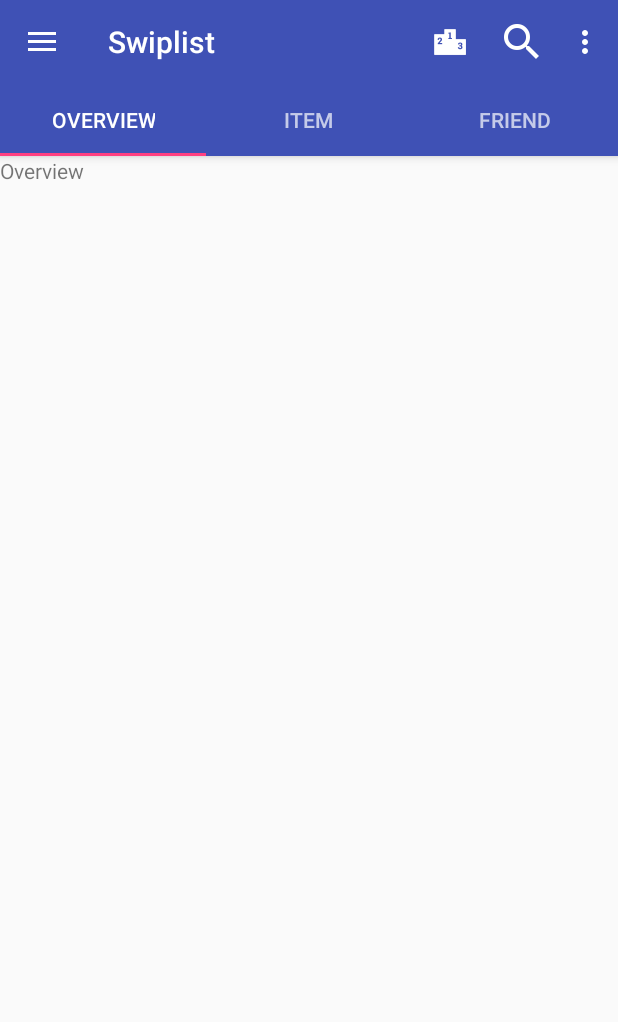
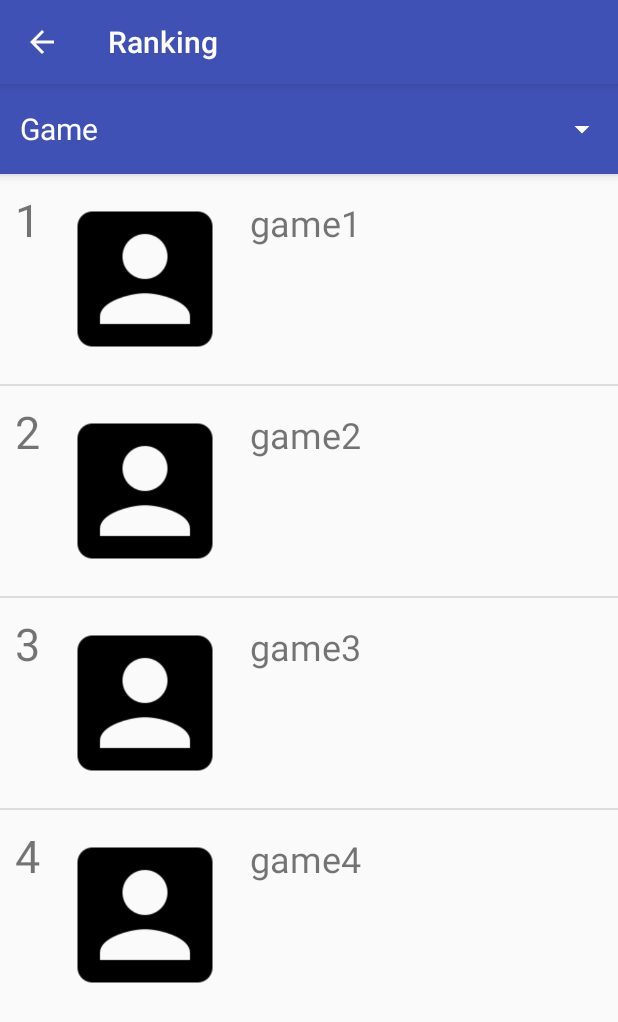
Before and after one commit to Swiplist/Swiplist-Android, an Android app: the MainActivity screen opened directly, with no data from a screen before it, after a tap on "Ranking", on a phone screen of 412 x 824 dp. Shown: the top 1022 px of the screen. Run offline under Robolectric (Android 15) with nearby library versions, the phone set to English and light mode, and no system bars; libraries missing offline, so code that uses them is left out: com.github.kittinunf.fuel, com.github.kittinunf.result; 2 statements that could not run were skipped.

Commit message:
Add user and item list view for general use

```diff
--- a/base/src/main/res/values/strings.xml
+++ b/base/src/main/res/values/strings.xml
@@ -6,4 +6,5 @@
     <string name="title_activity_view_friend">Friend</string>
     <string name="title_activity_profile">Profile</string>
     <string name="title_activity_import_data">Import Data</string>
+    <string name="title_activity_ranking">Ranking</string>
 </resources>
--- a/feature/src/main/java/com/energy0124/swiplist/feature/MainActivity.kt
+++ b/feature/src/main/java/com/energy0124/swiplist/feature/MainActivity.kt
@@ -11,7 +11,6 @@ import android.support.v7.app.AppCompatActivity
 import android.util.Log
 import android.view.Menu
 import android.view.MenuItem
-import android.view.View
 import android.widget.ImageButton
 import android.widget.TextView
 import android.widget.Toast
@@ -21,14 +20,12 @@ import com.github.kittinunf.result.Result
 import kotlinx.android.synthetic.main.activity_main.*
 import kotlinx.android.synthetic.main.app_bar_main.*
 import kotlinx.android.synthetic.main.content_main.*
-import kotlinx.android.synthetic.main.nav_header_main.*
 import org.json.JSONArray
 import org.json.JSONObject
-import org.json.JSONString
 
 class MainActivity : AppCompatActivity(), NavigationView.OnNavigationItemSelectedListener {
 
-    //    private lateinit var mSectionsPageAdapter: SectionsPageAdaptor
+    //    private lateinit var mSectionsPageAdapter: SectionsPageAdapter
     private lateinit var mViewPager: ViewPager
     private var userMap = mapOf<String, Any?>()
 
@@ -56,11 +53,12 @@ class MainActivity : AppCompatActivity(), NavigationView.OnNavigationItemSelecte
         navHeaderProfileButton.setOnClickListener {
             val intent = Intent(this, ProfileActivity::class.java)
             startActivity(intent)
+            drawer_layout.closeDrawers()
         }
     }
 
     private fun setupViewPager(viewPager: ViewPager) {
-        val adapter = SectionsPageAdaptor(supportFragmentManager)
+        val adapter = SectionsPageAdapter(supportFragmentManager)
         adapter.addFragment(OverviewFragment(), getString(R.string.tab_overview))
         adapter.addFragment(ViewItemFragment(), getString(R.string.tab_view_items))
         adapter.addFragment(ViewFriendFragment(), getString(R.string.tab_view_friends))
@@ -156,6 +154,8 @@ class MainActivity : AppCompatActivity(), NavigationView.OnNavigationItemSelecte
             }
             R.id.action_ranking -> {
                 Toast.makeText(applicationContext, "Ranking", Toast.LENGTH_SHORT).show()
+                val intent = Intent(this, RankingActivity::class.java)
+                startActivity(intent)
                 return true
             }
             R.id.action_search -> {
--- a/feature/src/main/java/com/energy0124/swiplist/feature/ProfileActivity.kt
+++ b/feature/src/main/java/com/energy0124/swiplist/feature/ProfileActivity.kt
@@ -89,7 +89,7 @@ class ProfileActivity : AppCompatActivity() {
         override fun getItem(position: Int): Fragment {
             return when (position) {
                 0 -> ProfileFragment()
-                1 -> ViewItemFragment() // temp, need to make another fragment
+                1 -> ProfileViewItemFragment() // temp, need to make another fragment
                 2 -> ProfileViewFriendFragment()   // temp, need to make another fragment
                 else -> ProfileFragment()
             }
--- /dev/null
+++ b/feature/src/main/java/com/energy0124/swiplist/feature/RankingActivity.kt
@@ -0,0 +1,67 @@
+package com.energy0124.swiplist.feature
+
+import android.os.Bundle
+import android.support.v7.app.AppCompatActivity
+import android.util.Log
+import android.view.MenuItem
+import android.view.View
+import android.widget.AdapterView
+import android.widget.ArrayAdapter
+import android.widget.ListView
+import kotlinx.android.synthetic.main.activity_ranking.*
+
+class RankingActivity : AppCompatActivity(), AdapterView.OnItemSelectedListener {
+
+    private val categories = arrayOf("Game", "Anime", "Manga")
+    private var list: ListView? = null
+
+    override fun onCreate(savedInstanceState: Bundle?) {
+        super.onCreate(savedInstanceState)
+        setContentView(R.layout.activity_ranking)
+
+        list = ranking_listview
+
+        val spinner = item_filter_spinner
+        val spinnerAdaptor = ArrayAdapter<String>(this, R.layout.spinner_item, categories)
+        spinnerAdaptor.setDropDownViewResource(android.R.layout.simple_spinner_dropdown_item)
+        spinner.adapter = spinnerAdaptor
+        spinner.onItemSelectedListener = this
+
+        supportActionBar?.setDisplayHomeAsUpEnabled(true)
+    }
+
+    override fun onOptionsItemSelected(item: MenuItem): Boolean {
+        when (item.itemId) {
+            android.R.id.home -> {
+                onBackPressed()
+                return true
+            }
+            else -> return super.onOptionsItemSelected(item)
+        }
+    }
+
+    override fun onItemSelected(parent: AdapterView<*>?, view: View?, position: Int, id: Long) {
+        // TODO: change implementation of feeding data to listview, handle large data set
+        when (position) {
+            0 -> {
+                Log.d("item", "game")
+                val adapter = ViewItemAdapter(this, arrayListOf("game1", "game2", "game3", "game4"))
+                list?.adapter = adapter
+            }
+            1 -> {
+                Log.d("item", "anime")
+                val adapter = ViewItemAdapter(this, arrayListOf("anime1", "anime2", "anime3", "anime4"))
+                list?.adapter = adapter
+            }
+            2 -> {
+                Log.d("item", "manga")
+                val adapter = ViewItemAdapter(this, arrayListOf("manga1", "manga2", "manga3", "manga4"))
+                list?.adapter = adapter
+            }
+        }
+    }
+
+    override fun onNothingSelected(parent: AdapterView<*>?) {
+        Log.d("item", "nothing selected")
+    }
+}
--- a/feature/src/main/java/com/energy0124/swiplist/feature/SectionsPageAdaptor.kt
+++ b/feature/src/main/java/com/energy0124/swiplist/feature/SectionsPageAdapter.kt
@@ -4,7 +4,7 @@ import android.support.v4.app.Fragment
 import android.support.v4.app.FragmentManager
 import android.support.v4.app.FragmentStatePagerAdapter
 
-class SectionsPageAdaptor(fragmentManager: FragmentManager): FragmentStatePagerAdapter(fragmentManager) {
+class SectionsPageAdapter(fragmentManager: FragmentManager): FragmentStatePagerAdapter(fragmentManager) {
 
     private val mFragmentList = ArrayList<Fragment>()
     private val mFragmentTitleList = ArrayList<String>()
--- /dev/null
+++ b/feature/src/main/java/com/energy0124/swiplist/feature/ViewItemAdapter.kt
@@ -0,0 +1,47 @@
+package com.energy0124.swiplist.feature
+
+import android.content.Context
+import android.view.LayoutInflater
+import android.view.View
+import android.view.ViewGroup
+import android.widget.BaseAdapter
+import android.widget.TextView
+import android.widget.Toast
+
+class ViewItemAdapter(context: Context, data: ArrayList<String>) : BaseAdapter(){
+    private val mContext = context
+    private val itemList = data
+    private val inflater = LayoutInflater.from(mContext)
+
+    override fun getCount(): Int {
+        return itemList.count()
+    }
+
+    override fun getItem(position: Int): Any {
+        return itemList[position]
+    }
+
+    override fun getItemId(position: Int): Long {
+        return 0
+    }
+
+    override fun getView(position: Int, convertView: View?, parent: ViewGroup?): View {
+        var view: View? = convertView
+        if (view == null) {
+            view = inflater.inflate(R.layout.view_item_row, null)
+        }
+
+        // TODO: change other detail info and onClickListener
+        val itemRankingTextView: TextView = view!!.findViewById(R.id.view_item_ranking)
+        itemRankingTextView.text = (position + 1).toString()
+
+        val itemTitleTextView: TextView = view!!.findViewById(R.id.view_item_title)
+        itemTitleTextView.text = itemList[position]
+
+        view.setOnClickListener {
+            Toast.makeText(mContext, itemList[position], Toast.LENGTH_SHORT).show()
+        }
+        return view
+    }
+
+}
--- /dev/null
+++ b/feature/src/main/res/layout/activity_ranking.xml
@@ -0,0 +1,28 @@
+<?xml version="1.0" encoding="utf-8"?>
+<LinearLayout xmlns:android="http://schemas.android.com/apk/res/android"
+    xmlns:app="http://schemas.android.com/apk/res-auto"
+    xmlns:tools="http://schemas.android.com/tools"
+    android:layout_width="match_parent"
+    android:layout_height="match_parent"
+    android:fitsSystemWindows="true"
+    android:orientation="vertical">
+
+    <android.support.design.widget.AppBarLayout
+        android:layout_width="match_parent"
+        android:layout_height="60dp"
+        android:theme="@style/AppTheme.AppBarOverlay">
+
+        <Spinner
+            android:id="@+id/item_filter_spinner"
+            android:layout_width="match_parent"
+            android:layout_height="match_parent"
+            android:padding="8dp"/>
+
+    </android.support.design.widget.AppBarLayout>
+
+    <ListView
+        android:id="@+id/ranking_listview"
+        android:layout_width="match_parent"
+        android:layout_height="wrap_content" />
+
+</LinearLayout>
--- /dev/null
+++ b/feature/src/main/res/layout/view_item_row.xml
@@ -0,0 +1,32 @@
+<?xml version="1.0" encoding="utf-8"?>
+<LinearLayout
+    xmlns:android="http://schemas.android.com/apk/res/android"
+    xmlns:app="http://schemas.android.com/apk/res-auto"
+    xmlns:tools="http://schemas.android.com/tools"
+    android:layout_width="match_parent"
+    android:layout_height="match_parent"
+    android:padding="10dp">
+
+    <TextView
+        android:id="@+id/view_item_ranking"
+        android:layout_width="wrap_content"
+        android:layout_height="wrap_content"
+        android:text="0"
+        android:textSize="30sp" />
+
+    <ImageView
+        android:id="@+id/view_item_image"
+        android:layout_width="120dp"
+        android:layout_height="120dp"
+        android:layout_marginLeft="10dp"
+        app:srcCompat="@drawable/ic_account_box_black_48dp"
+        />
+
+    <TextView
+        android:id="@+id/view_item_title"
+        android:layout_width="wrap_content"
+        android:layout_height="wrap_content"
+        android:text="TextView"
+        android:layout_marginLeft="10dp"
+        android:textSize="24sp" />
+</LinearLayout>
--- a/feature/src/main/res/values/strings.xml
+++ b/feature/src/main/res/values/strings.xml
@@ -47,6 +47,11 @@
     <string name="view_friend_gender_tag">Gender:</string>
     <string name="view_friend_detail_not_available">Not Available</string>
 
+    <!-- String related to view item -->
+    <string name="view_item_game_button">Game</string>
+    <string name="view_item_anime_button">Anime</string>
+    <string name="view_item_manga_button">Manga</string>
+
     <!-- Strings related to navigation menu -->
     <string name="nav_home">Home</string>
     <string name="nav_import_data">Import Data</string>
```
Also changed, not shown: app/src/main/AndroidManifest.xml (+15 -0 lines), feature/src/main/AndroidManifest.xml (+17 -1 lines), feature/src/main/java/com/energy0124/swiplist/feature/ProfileViewFriendFragment.kt (+1 -44 lines), feature/src/main/java/com/energy0124/swiplist/feature/ProfileViewItemFragment.kt (added, +50 -0 lines), feature/src/main/java/com/energy0124/swiplist/feature/ViewUserAdapter.kt (added, +47 -0 lines), feature/src/main/res/layout/fragment_profile_view_item.xml (added, +45 -0 lines).
